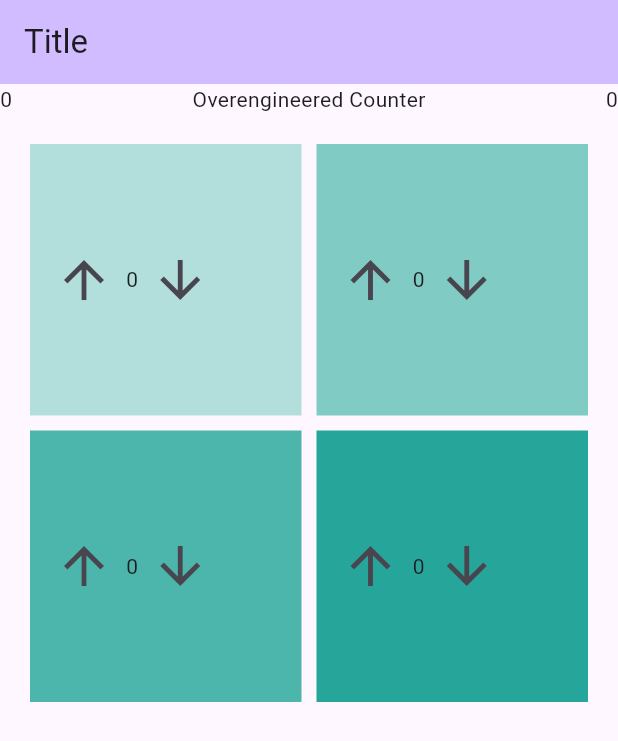
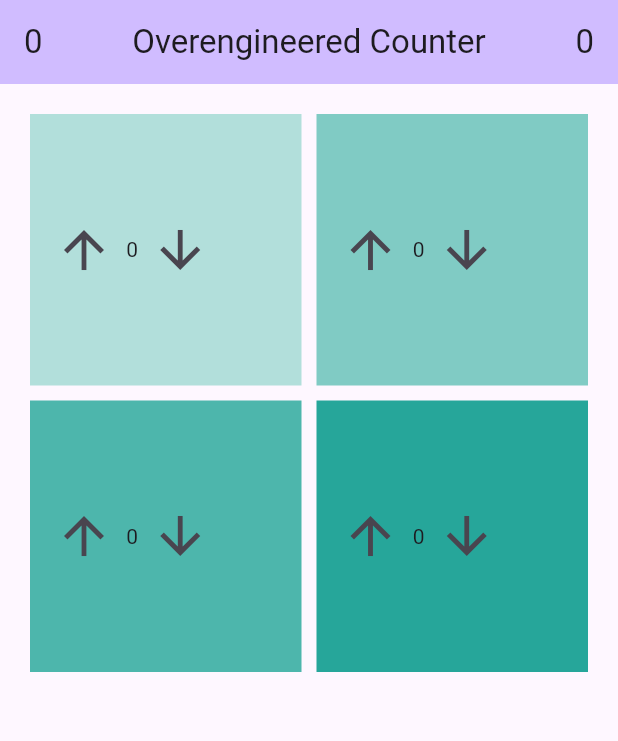
Before and after one commit to rnmskyn/i11_intro_012, a Flutter app: the screen it shows after launch, on a phone screen of 412 x 824 dp. Shown: the top 741 px of the screen. Run offline on Flutter 3.47's test engine with Material 3 defaults, Android fonts, the phone set to English and light mode, and no system bars.

Commit message:
Put SumDisplay in title.

```diff
--- a/lib/01_local/local_homepage.dart
+++ b/lib/01_local/local_homepage.dart
@@ -31,6 +31,7 @@ class CounterWidget extends StatelessWidget {
     );
   }
 }
+
 class SumDisplay extends StatelessWidget {
   final int sum;
 
@@ -48,6 +49,7 @@ class SumDisplay extends StatelessWidget {
     );
   }
 }
+
 class LocalHomepage extends StatefulWidget {
   const LocalHomepage({super.key});
 
@@ -90,13 +92,9 @@ class _LocalHomepageState extends State<LocalHomepage> {
     return Scaffold(
       appBar: AppBar(
         backgroundColor: Theme.of(context).colorScheme.inversePrimary,
-        title: Text('Title'),
+        title: SumDisplay(sum: _counter1 + _counter2 + _counter3 + _counter4),
       ),
       body: Center(
-        child: Column(
-          children: <Widget>[
-            SumDisplay(sum: _counter1 + _counter2 + _counter3 + _counter4),
-            Expanded(
         child: GridView.count(
           primary: false,
           padding: const EdgeInsets.all(20),
@@ -159,9 +157,6 @@ class _LocalHomepageState extends State<LocalHomepage> {
           ],
         ),
       ),
-          ],
-        ),
-      ),
     );
   }
 }
```
Lines whose indentation alone changed are shown as unchanged.
